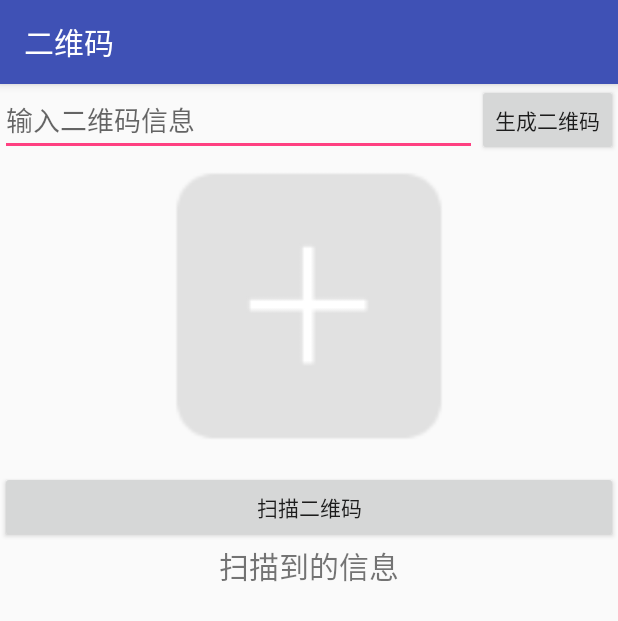
After one commit to hailing3/AndroidCommonUtil, an Android app: the CodeActivity screen opened directly, with no data from a screen before it, on a phone screen of 412 x 824 dp. The commit adds this screen. Shown: the top 621 px of the screen. Run offline under Robolectric (Android 15) with nearby library versions, the phone set to English and light mode, and no system bars; libraries missing offline, so code that uses them is left out: com.uuzuche.lib_zxing.

Commit message:
[Feature]添加二维码扫描，生成二维码功能
Signed-off-by: mTX <851528325@qq.com>

```diff
--- a/app/build.gradle
+++ b/app/build.gradle
@@ -21,6 +21,7 @@ android {
 
 dependencies {
     compile fileTree(include: ['*.jar'], dir: 'libs')
+    compile 'cn.yipianfengye.android:zxing-library:2.1'
     testCompile 'junit:junit:4.12'
     compile 'com.android.support:appcompat-v7:23.4.0'
     compile 'com.android.support:design:25.0.0'
--- a/app/src/main/java/com/mtx/androidcommonutil/MyApplication.java
+++ b/app/src/main/java/com/mtx/androidcommonutil/MyApplication.java
@@ -2,6 +2,8 @@ package com.mtx.androidcommonutil;
 
 import android.app.Application;
 import android.content.Context;
+
+import com.uuzuche.lib_zxing.activity.ZXingLibrary;
 
 /**
  * Created by lishaoming on 16/10/30.
@@ -17,6 +19,7 @@ public class MyApplication extends Application {
 
     private void init() {
         mContext = getApplicationContext();
+        ZXingLibrary.initDisplayOpinion(this);
     }
 
     public static Context getContext() {
--- /dev/null
+++ b/app/src/main/java/com/mtx/androidcommonutil/ui/CodeActivity.java
@@ -0,0 +1,73 @@
+package com.mtx.androidcommonutil.ui;
+
+import android.content.Intent;
+import android.graphics.Bitmap;
+import android.graphics.BitmapFactory;
+import android.os.Bundle;
+import android.text.TextUtils;
+import android.view.View;
+import android.widget.EditText;
+import android.widget.ImageView;
+import android.widget.TextView;
+
+import com.mtx.androidcommonutil.R;
+import com.mtx.androidcommonutil.util.ToastUtil;
+import com.uuzuche.lib_zxing.activity.CaptureActivity;
+import com.uuzuche.lib_zxing.activity.CodeUtils;
+
+/**
+ * 二维码
+ */
+public class CodeActivity extends BaseActivity {
+    private static final int REQUEST_CODE = 0;
+    private EditText mEdit;
+    private ImageView mIv;
+    private TextView mTvSessage;
+
+    @Override
+    protected void onCreate(Bundle savedInstanceState) {
+        super.onCreate(savedInstanceState);
+        setContentView(R.layout.activity_code);
+        init();
+    }
+
+    private void init() {
+        mEdit = (EditText) findViewById(R.id.edit_code);
+        mIv = (ImageView) findViewById(R.id.iv_code);
+        mTvSessage = (TextView) findViewById(R.id.tv_message);
+    }
+
+    public void getCode(View v) {
+        String message = mEdit.getText().toString().trim();
+        if (TextUtils.isEmpty(message)) {
+            ToastUtil.show(CodeActivity.this, "input empty");
+        } else {
+            Bitmap mBitmap = CodeUtils.createImage(message, 400, 400, BitmapFactory.decodeResource(getResources(), R.mipmap.ic_launcher));
+            mIv.setImageBitmap(mBitmap);
+        }
+    }
+
+    public void scanCode(View v) {
+        Intent intent = new Intent(CodeActivity.this, CaptureActivity.class);
+        startActivityForResult(intent, REQUEST_CODE);
+    }
+
+    @Override
+    protected void onActivityResult(int requestCode, int resultCode, Intent data) {
+        if (requestCode == REQUEST_CODE) {
+            //处理扫描结果（在界面上显示）
+            if (null != data) {
+                Bundle bundle = data.getExtras();
+                if (bundle == null) {
+                    return;
+                }
+                if (bundle.getInt(CodeUtils.RESULT_TYPE) == CodeUtils.RESULT_SUCCESS) {
+                    String result = bundle.getString(CodeUtils.RESULT_STRING);
+                    mTvSessage.setText(result);
+                } else if (bundle.getInt(CodeUtils.RESULT_TYPE) == CodeUtils.RESULT_FAILED) {
+                    mTvSessage.setText("解析二维码失败");
+                }
+            }
+        }
+    }
+}
--- a/app/src/main/java/com/mtx/androidcommonutil/ui/MainActivity.java
+++ b/app/src/main/java/com/mtx/androidcommonutil/ui/MainActivity.java
@@ -19,7 +19,7 @@ public class MainActivity extends BaseActivity {
 
         initView();
 
-        startActivity(new Intent(MainActivity.this, TestActivity.class));
+//        startActivity(new Intent(MainActivity.this, TestActivity.class));
     }
 
     private void initView() {
@@ -30,6 +30,10 @@ public class MainActivity extends BaseActivity {
         startActivity(new Intent(MainActivity.this, NaH5Activity.class));
     }
 
+    public void goCodeActivity(View view) {
+        startActivity(new Intent(MainActivity.this, CodeActivity.class));
+    }
+
     public void goTestActivity(View view) {
         startActivity(new Intent(MainActivity.this, TestActivity.class));
     }
--- /dev/null
+++ b/app/src/main/res/layout/activity_code.xml
@@ -0,0 +1,50 @@
+<?xml version="1.0" encoding="utf-8"?>
+<LinearLayout xmlns:android="http://schemas.android.com/apk/res/android"
+    android:layout_width="match_parent"
+    android:layout_height="match_parent"
+    android:orientation="vertical">
+
+    <LinearLayout
+        android:layout_width="match_parent"
+        android:layout_height="wrap_content"
+        android:gravity="center_vertical"
+        android:orientation="horizontal">
+
+        <EditText
+            android:id="@+id/edit_code"
+            android:layout_width="0dp"
+            android:layout_height="wrap_content"
+            android:layout_weight="1"
+            android:hint="输入二维码信息" />
+
+        <Button
+            android:layout_width="wrap_content"
+            android:layout_height="wrap_content"
+            android:onClick="getCode"
+            android:text="生成二维码" />
+
+    </LinearLayout>
+
+    <ImageView
+        android:id="@+id/iv_code"
+        android:layout_width="200dp"
+        android:layout_height="200dp"
+        android:layout_gravity="center"
+        android:src="@drawable/ic_launch_add" />
+
+    <Button
+        android:layout_width="match_parent"
+        android:layout_height="wrap_content"
+        android:layout_marginTop="10dp"
+        android:onClick="scanCode"
+        android:text="扫描二维码" />
+
+    <TextView
+        android:id="@+id/tv_message"
+        android:layout_width="match_parent"
+        android:layout_height="wrap_content"
+        android:gravity="center"
+        android:text="扫描到的信息"
+        android:textSize="20sp" />
+
+</LinearLayout>
--- a/app/src/main/res/layout/activity_main.xml
+++ b/app/src/main/res/layout/activity_main.xml
@@ -14,7 +14,11 @@
             android:onClick="goNaH5Activity"
             android:text="NA与H5界面交互，调用方法" />
 
-
+        <Button
+            android:layout_width="match_parent"
+            android:layout_height="wrap_content"
+            android:onClick="goCodeActivity"
+            android:text="@string/activity_code" />
 
         <Button
             android:layout_width="match_parent"
--- /dev/null
+++ b/app/src/main/res/values-w820dp/dimens.xml
@@ -0,0 +1,6 @@
+<resources>
+    <!-- Example customization of dimensions originally defined in res/values/dimens.xml
+         (such as screen margins) for screens with more than 820dp of available width. This
+         would include 7" and 10" devices in landscape (~960dp and ~1280dp respectively). -->
+    <dimen name="activity_horizontal_margin">64dp</dimen>
+</resources>
--- a/app/src/main/res/values/strings.xml
+++ b/app/src/main/res/values/strings.xml
@@ -2,6 +2,7 @@
     <string name="app_name">AndroidCommonUtil</string>
     <string name="activity_main">Android工具</string>
     <string name="activity_na_h5">NA与H5界面交互，调用方法</string>
+    <string name="activity_code">二维码</string>
     <string name="activity_common_scroll">WebView滚动，上下面板同步滑动</string>
     <string name="activity_test">测试界面</string>
 
--- a/build.gradle
+++ b/build.gradle
@@ -5,7 +5,7 @@ buildscript {
         jcenter()
     }
     dependencies {
-        classpath 'com.android.tools.build:gradle:2.2.3'
+        classpath 'com.android.tools.build:gradle:2.3.2'
 
         // NOTE: Do not place your application dependencies here; they belong
         // in the individual module build.gradle files
```
Also changed, not shown: app/src/main/AndroidManifest.xml (+8 -1 lines), gradle/wrapper/gradle-wrapper.properties.
